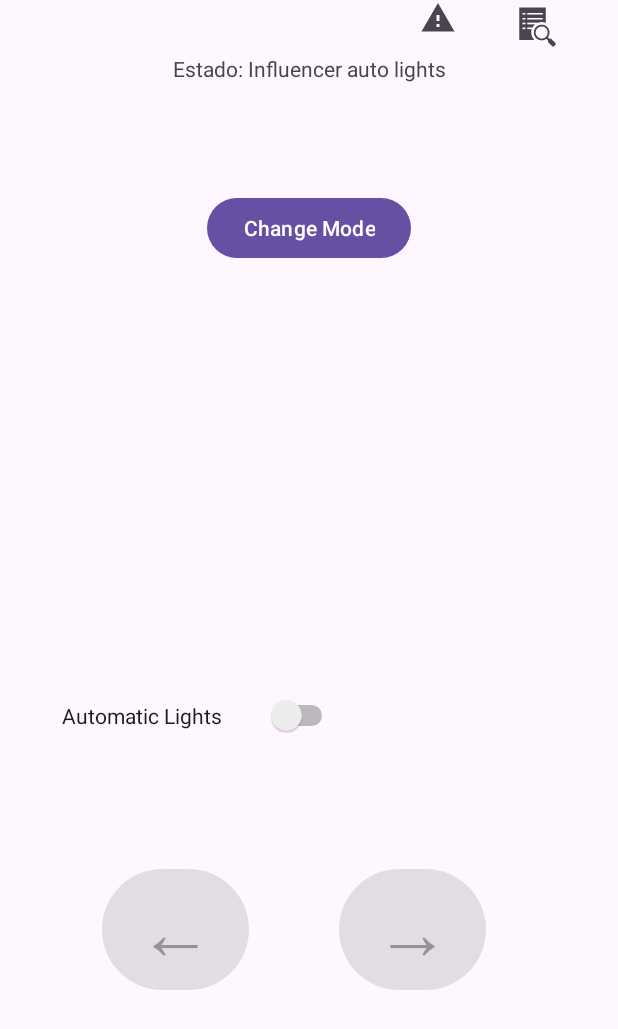
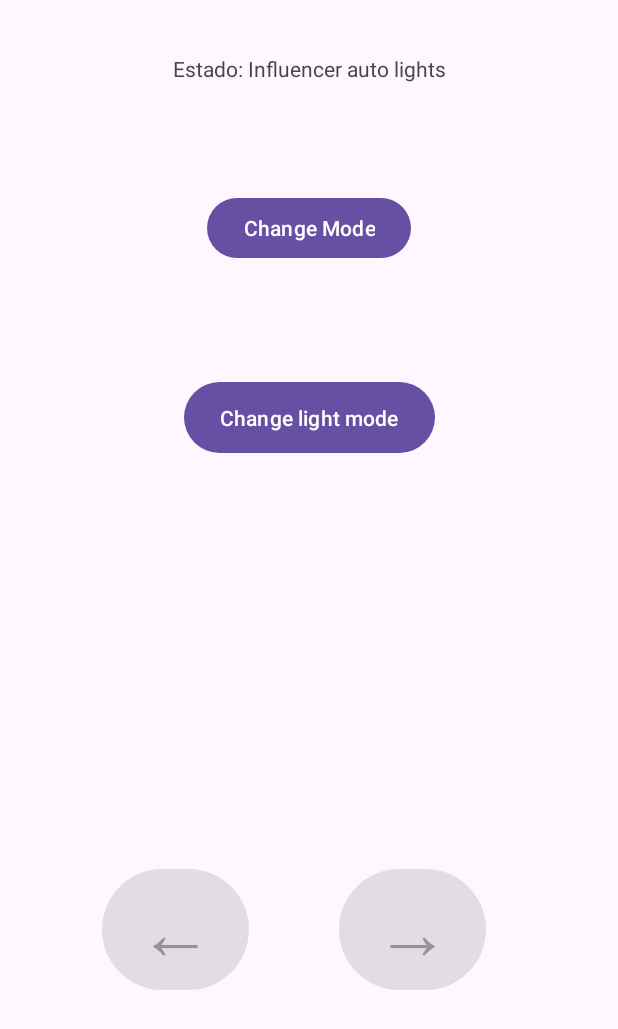
Before and after one commit to Martin-Roberto-lecuona/TP_SOA, an Android app: the ControlsActivity screen opened directly, with no data from a screen before it, on a phone screen of 412 x 824 dp. Shown: the top 1029 px of the screen. Run offline under Robolectric (Android 15) with nearby library versions, the phone set to English and light mode, and no system bars; 4 statements that could not run were skipped.

Commit message:
add light button

```diff
--- a/Elultimo/app/src/main/java/com/example/elultimo/ControlsActivity.java
+++ b/Elultimo/app/src/main/java/com/example/elultimo/ControlsActivity.java
@@ -73,7 +73,7 @@ public class ControlsActivity extends AppCompatActivity implements SensorEventLi
         final Button button_change_mode = (Button) findViewById(R.id.change_mode);
         final Button button_left = (Button) findViewById(R.id.button4);
         final Button button_right = (Button) findViewById(R.id.button5);
-        final Switch switch_automatic_lights = (Switch) findViewById(R.id.automatic_lights);
+        final Button change_light_mode = (Button) findViewById(R.id.change_light_mode);
         final TextView state = (TextView) findViewById(R.id.estado);
 
         state.setText("Estado: Influencer auto lights");
@@ -171,29 +171,16 @@ public class ControlsActivity extends AppCompatActivity implements SensorEventLi
             }
         });
 
-        switch_automatic_lights.setOnCheckedChangeListener(new CompoundButton.OnCheckedChangeListener() {
-            @Override
-            public void onCheckedChanged(CompoundButton buttonView, boolean isChecked) {
-                // Perform actions based on the switch state
-                if (isChecked) {
-                    try {
-                        connectThread.write("Z");
-                        lights = "auto lights";
-                    } catch (IOException e) {
-                        e.printStackTrace();
-                    }
-                } else {
-                    try {
-                        connectThread.write("Z");
-                        lights = "manual lights";
-                    } catch (IOException e) {
-                        e.printStackTrace();
-                    }
+        change_light_mode.setOnClickListener(new View.OnClickListener(){
+            public void onClick(View v) {
+                try {
+                    connectThread.write("Z");
+                    Log.d(TAG, "Cambia luz");
+                } catch (IOException e) {
+                    e.printStackTrace();
                 }
             }
         });
-
-
     }
 
     @Override
--- a/Elultimo/app/src/main/res/layout/activity_controls.xml
+++ b/Elultimo/app/src/main/res/layout/activity_controls.xml
@@ -17,6 +17,17 @@
         app:layout_constraintStart_toStartOf="parent"
         app:layout_constraintTop_toTopOf="parent" />
 
+    <Button
+        android:id="@+id/change_light_mode"
+        android:layout_width="167dp"
+        android:layout_height="55dp"
+        android:text="Change light mode"
+        app:layout_constraintBottom_toBottomOf="parent"
+        app:layout_constraintEnd_toEndOf="parent"
+        app:layout_constraintStart_toStartOf="parent"
+        app:layout_constraintTop_toBottomOf="@+id/change_mode"
+        app:layout_constraintVertical_bias="0.126" />
+
     <TextView
         android:id="@+id/estado"
         android:layout_width="wrap_content"
@@ -24,35 +35,6 @@
         android:layout_marginTop="36dp"
         android:text="Estado: a"
         app:layout_constraintEnd_toEndOf="parent"
-        app:layout_constraintStart_toStartOf="parent"
-        app:layout_constraintTop_toTopOf="parent" />
-
-    <ImageView
-        android:id="@+id/imageView"
-        android:layout_width="wrap_content"
-        android:layout_height="wrap_content"
-        android:layout_marginEnd="36dp"
-        app:layout_constraintEnd_toStartOf="@+id/imageView3"
-        app:srcCompat="?android:attr/alertDialogIcon"
-        tools:layout_editor_absoluteY="468dp" />
-
-    <ImageView
-        android:id="@+id/imageView3"
-        android:layout_width="wrap_content"
-        android:layout_height="wrap_content"
-        android:layout_marginEnd="40dp"
-        app:layout_constraintEnd_toEndOf="parent"
-        app:srcCompat="?android:attr/actionModeFindDrawable"
-        tools:layout_editor_absoluteY="464dp" />
-
-    <Switch
-        android:id="@+id/automatic_lights"
-        android:layout_width="184dp"
-        android:layout_height="66dp"
-        android:layout_marginTop="444dp"
-        android:text="Automatic Lights"
-        app:layout_constraintEnd_toEndOf="parent"
-        app:layout_constraintHorizontal_bias="0.18"
         app:layout_constraintStart_toStartOf="parent"
         app:layout_constraintTop_toTopOf="parent" />
 
```
